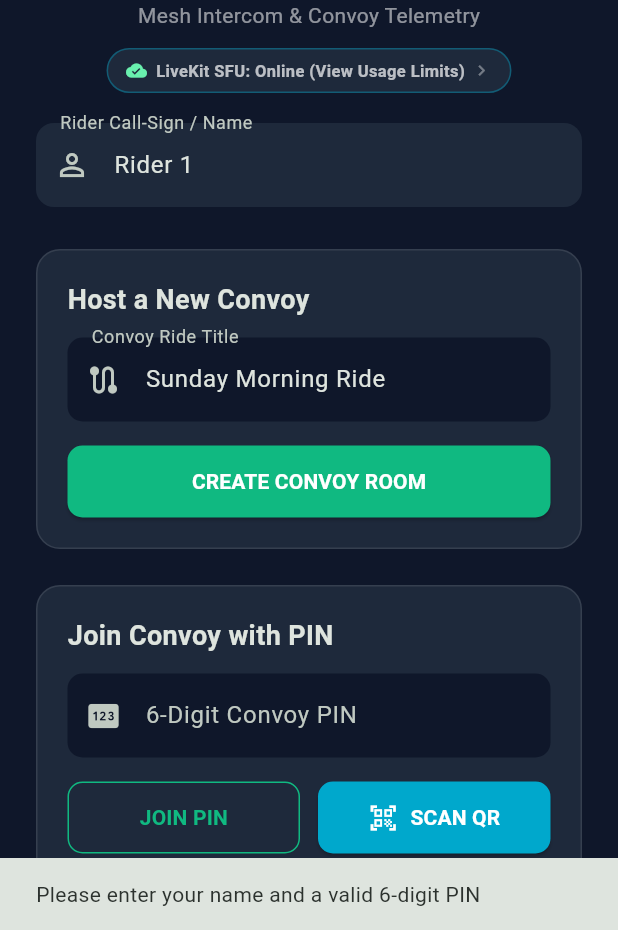
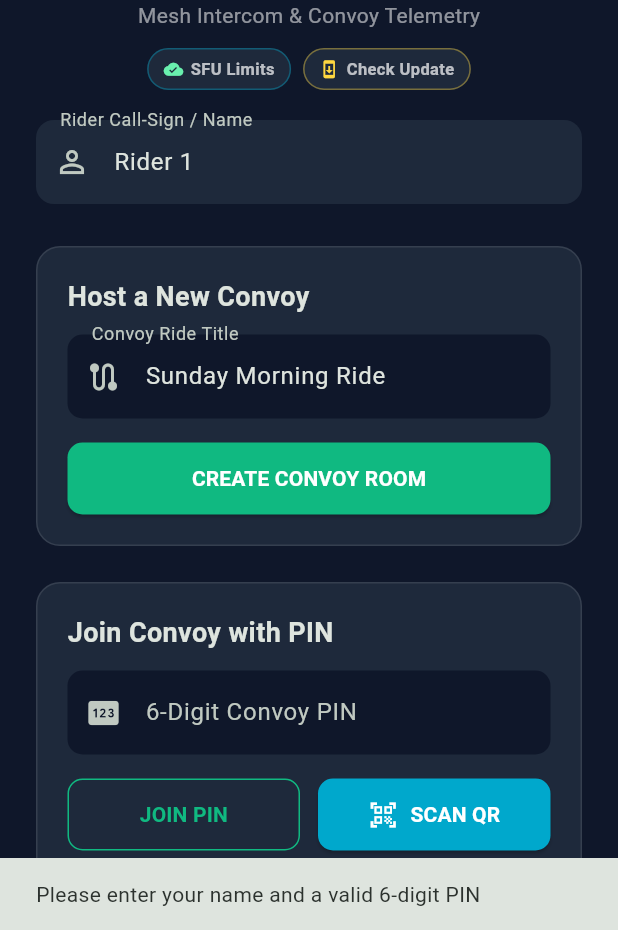
Before and after one commit to nexkod/NexRonda, a Flutter app: the screen it shows after launch, after a tap on "JOIN PIN", on a phone screen of 412 x 824 dp, the part 306-1236 px from its top. Run offline on Flutter 3.47's test engine with Material 3 defaults, Android fonts, the phone set to English and light mode, and no system bars; our stand-ins replace battery_plus, flutter_map, geolocator, latlong2, qr_flutter, shared_preferences; missing offline and left inert: livekit_client, mobile_scanner; network calls fail.

Commit message:
feat(update): implement NexEdar in-app update check with changelog and direct APK installation

```diff
--- a/app/lib/screens/home_screen.dart
+++ b/app/lib/screens/home_screen.dart
@@ -7,6 +7,7 @@ import '../services/intercom_service.dart';
 import 'convoy_room_screen.dart';
 import 'qr_scanner_screen.dart';
 import '../widgets/global_usage_modal.dart';
+import '../services/update_service.dart';
 
 class HomeScreen extends StatefulWidget {
   const HomeScreen({super.key});
@@ -65,6 +66,26 @@ class _HomeScreenState extends State<HomeScreen> {
         );
       });
     }
+
+    // Auto check for update from NexEdar
+    _checkForUpdates();
+  }
+
+  Future<void> _checkForUpdates({bool showNoUpdateNotice = false}) async {
+    try {
+      final release = await UpdateService.checkForUpdate();
+      if (release != null && mounted) {
+        await UpdateService.showUpdateDialog(context, release);
+      } else if (showNoUpdateNotice && mounted) {
+        ScaffoldMessenger.of(context).showSnackBar(
+          const SnackBar(
+            content: Text('NexRonda is up to date!'),
+            backgroundColor: Color(0xFF10B981),
+            duration: Duration(seconds: 2),
+          ),
+        );
+      }
+    } catch (_) {}
   }
 
   Future<void> _saveActiveRide(ConvoySession session) async {
@@ -243,12 +264,14 @@ class _HomeScreenState extends State<HomeScreen> {
                 ),
               ),
               const SizedBox(height: 12),
-              Center(
-                child: InkWell(
+              Row(
+                mainAxisAlignment: MainAxisAlignment.center,
+                children: [
+                  InkWell(
                     borderRadius: BorderRadius.circular(20),
                     onTap: () => GlobalUsageModal.show(context),
                     child: Container(
-                    padding: const EdgeInsets.symmetric(horizontal: 12, vertical: 6),
+                      padding: const EdgeInsets.symmetric(horizontal: 10, vertical: 5),
                       decoration: BoxDecoration(
                         color: const Color(0xFF1E293B),
                         borderRadius: BorderRadius.circular(20),
@@ -257,18 +280,41 @@ class _HomeScreenState extends State<HomeScreen> {
                       child: const Row(
                         mainAxisSize: MainAxisSize.min,
                         children: [
-                        Icon(Icons.cloud_done, size: 14, color: Colors.greenAccent),
-                        SizedBox(width: 6),
+                          Icon(Icons.cloud_done, size: 13, color: Colors.greenAccent),
+                          SizedBox(width: 5),
                           Text(
-                          'LiveKit SFU: Online (View Usage Limits)',
+                            'SFU Limits',
                             style: TextStyle(fontSize: 11, color: Colors.white70, fontWeight: FontWeight.w600),
                           ),
-                        SizedBox(width: 4),
-                        Icon(Icons.chevron_right, size: 14, color: Colors.white38),
                         ],
                       ),
                     ),
                   ),
+                  const SizedBox(width: 8),
+                  InkWell(
+                    borderRadius: BorderRadius.circular(20),
+                    onTap: () => _checkForUpdates(showNoUpdateNotice: true),
+                    child: Container(
+                      padding: const EdgeInsets.symmetric(horizontal: 10, vertical: 5),
+                      decoration: BoxDecoration(
+                        color: const Color(0xFF1E293B),
+                        borderRadius: BorderRadius.circular(20),
+                        border: Border.all(color: Colors.amberAccent.withValues(alpha: 0.4)),
+                      ),
+                      child: const Row(
+                        mainAxisSize: MainAxisSize.min,
+                        children: [
+                          Icon(Icons.system_update, size: 13, color: Colors.amberAccent),
+                          SizedBox(width: 5),
+                          Text(
+                            'Check Update',
+                            style: TextStyle(fontSize: 11, color: Colors.white70, fontWeight: FontWeight.w600),
+                          ),
+                        ],
+                      ),
+                    ),
+                  ),
+                ],
               ),
               const SizedBox(height: 20),
 
```
Lines whose indentation alone changed are shown as unchanged.
